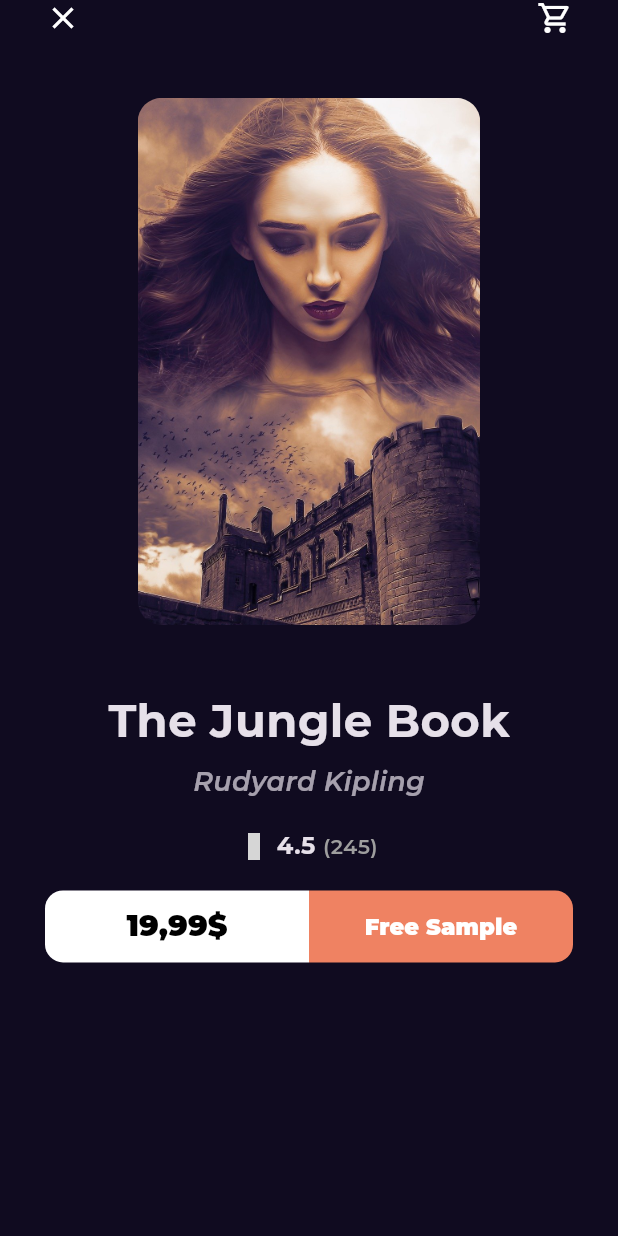
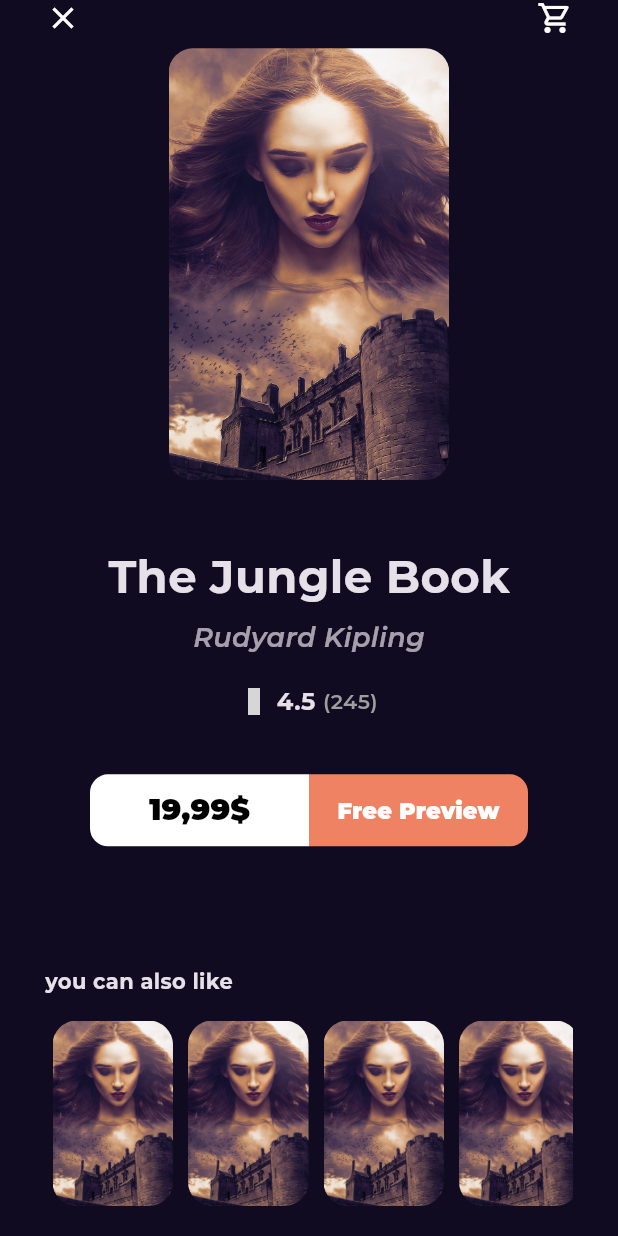
Before and after one commit to alaakorda/Bookly, a Flutter app: the BookDetailsViewBody screen opened directly, on a phone screen of 412 x 824 dp. Run offline on Flutter 3.47's test engine with Material 3 defaults, Android fonts, the phone set to English and light mode, and no system bars; our stand-ins replace font_awesome_flutter, go_router, google_fonts; missing offline and left inert: font_awesome_icon_class; grey boxes are pictures that could not be loaded.

Commit message:
add books similar list view

```diff
--- /dev/null
+++ b/lib/Features/home/presentation/views/widgets/book_details_section.dart
@@ -0,0 +1,45 @@
+import 'package:flutter/material.dart';
+
+import '../../../../../core/utils/styles.dart';
+import 'book_rating.dart';
+import 'books_action.dart';
+
+class BookDetailsSection extends StatelessWidget {
+  const BookDetailsSection({Key? key}) : super(key: key);
+  @override
+  Widget build(BuildContext context) {
+    return Column(
+      children: [
+        const SizedBox(
+          height: 43,
+        ),
+        Text(
+          'The Jungle Book',
+          style: Styles.textStyle30.copyWith(fontWeight: FontWeight.bold),
+        ),
+        const SizedBox(
+          height: 6,
+        ),
+        Opacity(
+          opacity: 0.7,
+          child: Text(
+            'Rudyard Kipling',
+            style: Styles.textStyle18.copyWith(
+              fontStyle: FontStyle.italic,
+            ),
+          ),
+        ),
+        const SizedBox(
+          height: 18,
+        ),
+        const BookRating(
+          mainAxisAlignment: MainAxisAlignment.center,
+        ),
+        const SizedBox(
+          height: 37,
+        ),
+        const BooksAction(),
+      ],
+    );
+  }
+}
--- a/lib/Features/home/presentation/views/widgets/book_details_view_body.dart
+++ b/lib/Features/home/presentation/views/widgets/book_details_view_body.dart
@@ -1,8 +1,8 @@
-import 'package:bookly/Features/home/presentation/views/widgets/books_action.dart';
-import 'package:bookly/core/utils/styles.dart';
+import 'package:bookly/Features/home/presentation/views/widgets/book_details_section.dart';
+import 'package:bookly/Features/home/presentation/views/widgets/books_similar_section.dart';
 import 'package:flutter/cupertino.dart';
 import 'package:flutter/material.dart';
-import 'book_rating.dart';
+import 'package:flutter/widgets.dart';
 import 'custom_book_details_app_bar.dart';
 import 'custom_list_view_item.dart';
 
@@ -16,46 +16,31 @@ class BookDetailsViewBody extends StatelessWidget {
       body: SafeArea(
         child: Padding(
           padding: const EdgeInsets.symmetric(horizontal: 30.0),
+          child: CustomScrollView(
+            slivers: [
+              SliverFillRemaining(
+                hasScrollBody: false,
                 child: Column(
                   children: [
                     const CustomBookDetailsAppBar(),
                     Padding(
                       padding: EdgeInsets.only(
-                  left: width * 0.15,
-                  right: width * 0.15,
-                  top: height * 0.05,
+                        left: width * 0.20,
+                        right: width * 0.20,
+                        top: height * 0.01,
                       ),
                       child: const CustomListViewItem(),
                     ),
-              const SizedBox(
-                height: 43,
-              ),
-              Text(
-                'The Jungle Book',
-                style: Styles.textStyle30.copyWith(fontWeight: FontWeight.bold),
-              ),
-              const SizedBox(
-                height: 6,
-              ),
-              Opacity(
-                opacity: 0.7,
-                child: Text(
-                  'Rudyard Kipling',
-                  style: Styles.textStyle18.copyWith(
-                    fontStyle: FontStyle.italic,
+                    const BookDetailsSection(),
+                    const Expanded(
+                      child: SizedBox(
+                        height: 30,
                       ),
                     ),
+                    const BooksSimilarSection(),
+                  ],
                 ),
-              const SizedBox(
-                height: 18,
               ),
-              const BookRating(
-                mainAxisAlignment: MainAxisAlignment.center,
-              ),
-              const SizedBox(
-                height: 18,
-              ),
-              const BooksAction(),
             ],
           ),
         ),
--- a/lib/Features/home/presentation/views/widgets/books_action.dart
+++ b/lib/Features/home/presentation/views/widgets/books_action.dart
@@ -8,7 +8,9 @@ class BooksAction extends StatelessWidget {
   const BooksAction({Key? key}) : super(key: key);
   @override
   Widget build(BuildContext context) {
-    return const Row(
+    return const Padding(
+      padding: EdgeInsets.symmetric(horizontal: 30.0),
+      child: Row(
         children: [
           Expanded(
             child: CustomButtom(
@@ -25,7 +27,7 @@ class BooksAction extends StatelessWidget {
           Expanded(
             child: CustomButtom(
               backgroundcolor: Color(0xffEF8262),
-            text: 'Free Sample',
+              text: 'Free Preview',
               textColor: Colors.white,
               fontsize: 15,
               borderRadius: BorderRadius.only(
@@ -35,6 +37,7 @@ class BooksAction extends StatelessWidget {
             ),
           ),
         ],
+      ),
     );
   }
 }
--- /dev/null
+++ b/lib/Features/home/presentation/views/widgets/books_similar_list_view.dart
@@ -0,0 +1,22 @@
+import 'package:bookly/Features/home/presentation/views/widgets/custom_list_view_item.dart';
+import 'package:flutter/material.dart';
+
+class BooksSimilarListView extends StatelessWidget {
+  const BooksSimilarListView({Key? key}) : super(key: key);
+  @override
+  Widget build(BuildContext context) {
+    return SizedBox(
+      height: MediaQuery.of(context).size.width * 0.3,
+      child: ListView.builder(
+        scrollDirection: Axis.horizontal,
+        itemCount: 10,
+        itemBuilder: (context, index) {
+          return const Padding(
+            padding: EdgeInsets.symmetric(horizontal: 5.0),
+            child: CustomListViewItem(),
+          );
+        },
+      ),
+    );
+  }
+}
--- /dev/null
+++ b/lib/Features/home/presentation/views/widgets/books_similar_section.dart
@@ -0,0 +1,29 @@
+import 'package:flutter/material.dart';
+
+import '../../../../../core/utils/styles.dart';
+import 'books_similar_list_view.dart';
+
+class BooksSimilarSection extends StatelessWidget {
+  const BooksSimilarSection({Key? key}) : super(key: key);
+  @override
+  Widget build(BuildContext context) {
+    return Column(
+      crossAxisAlignment: CrossAxisAlignment.start,
+      children: [
+        Text(
+          'you can also like',
+          style: Styles.textStyle14.copyWith(
+            fontWeight: FontWeight.bold,
+          ),
+        ),
+        const SizedBox(
+          height: 16,
+        ),
+        const BooksSimilarListView(),
+        const SizedBox(
+          height: 20,
+        ),
+      ],
+    );
+  }
+}
```
Lines whose indentation alone changed are shown as unchanged.
